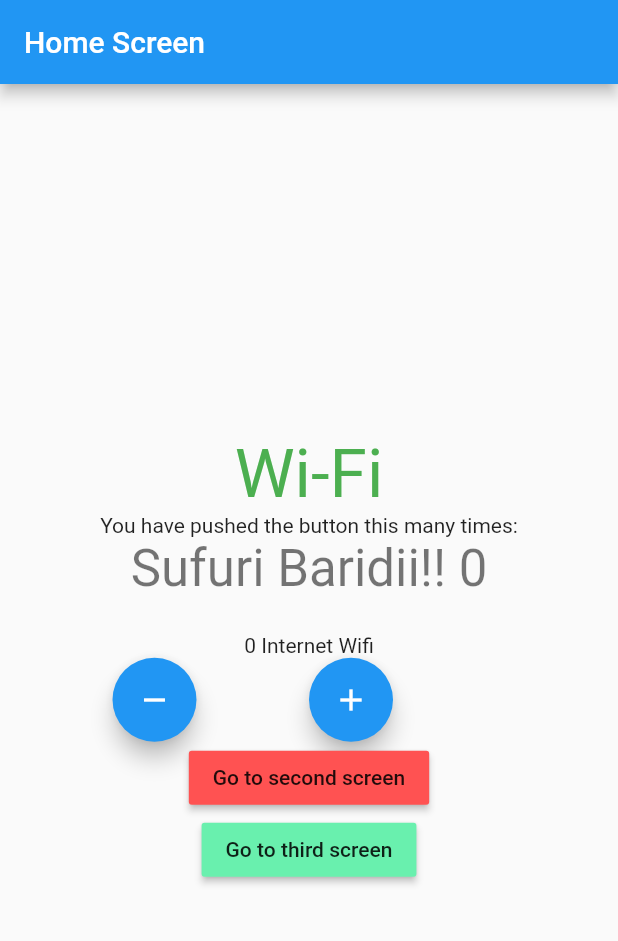
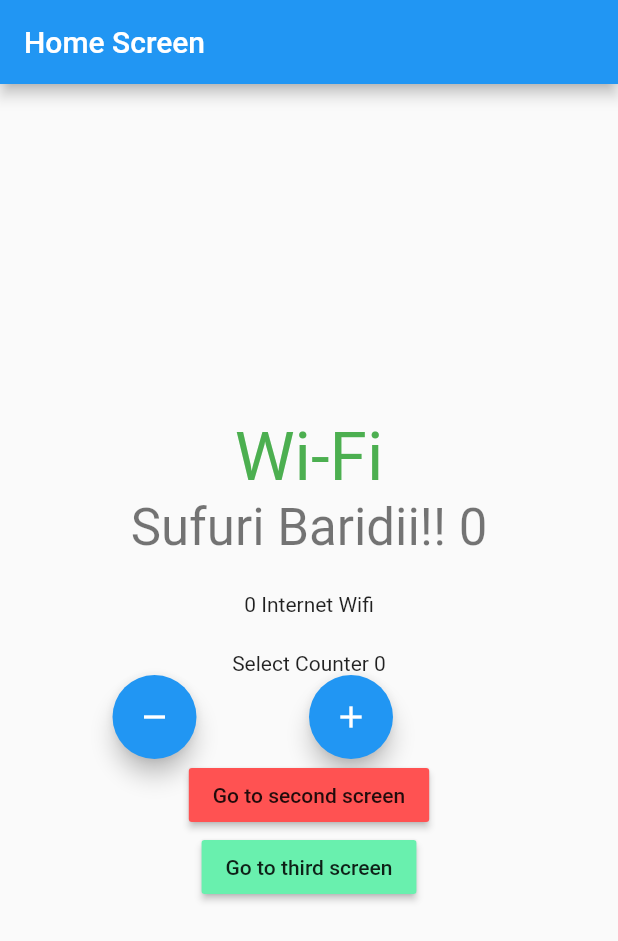
Before and after one commit to MugachaGichamba/bloc_day_one, a Flutter app: the screen it shows after launch, on a phone screen of 412 x 824 dp. Shown: the top 941 px of the screen. Run offline on Flutter 3.47's test engine with Material 2 defaults, Android fonts, the phone set to English and light mode, and no system bars; our stand-ins replace bloc, connectivity_plus, flutter_bloc.

Commit message:
added context.select() to counter

```diff
--- a/lib/presentation/screens/home_screen.dart
+++ b/lib/presentation/screens/home_screen.dart
@@ -63,9 +63,9 @@ class _HomeScreenState extends State<HomeScreen> {
               return CircularProgressIndicator();
             }),
 
-            Text(
-              'You have pushed the button this many times:',
-            ),
+            // Text(
+            //   'You have pushed the button this many times:',
+            // ),
             // widget to rebuild ui based on some bloc state changes
             // wrap exact part of the ui you want to rebuild
             BlocConsumer<CounterCubit, CounterState>(
@@ -143,6 +143,13 @@ class _HomeScreenState extends State<HomeScreen> {
                     "Internet Disconnected");
               }
             }),
+            SizedBox(height: 23,),
+            Builder(builder: (context){
+              final counterValue = context.select((CounterCubit cubit) => cubit.state.counterValue);
+              return Text(
+                "Select Counter ${counterValue.toString()}"
+              );
+            }),
             Row(
               mainAxisAlignment: MainAxisAlignment.spaceEvenly,
               children: [
```
